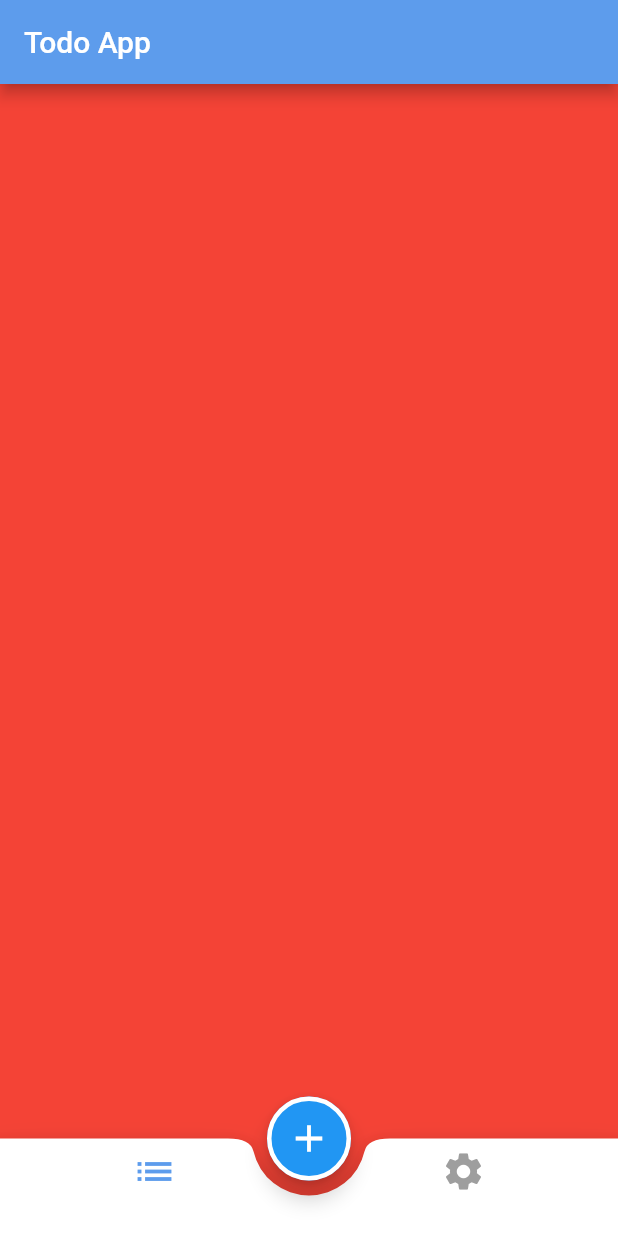
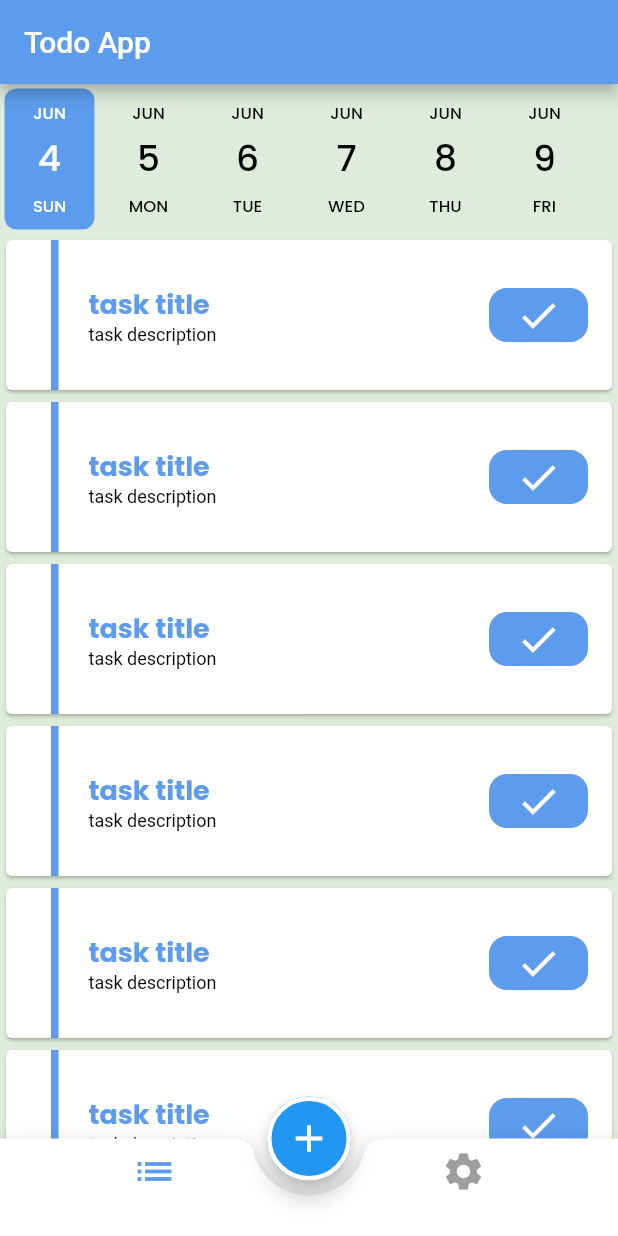
Before and after one commit to Segma3/todo_c8, a Flutter app: the screen it shows after launch, on a phone screen of 412 x 824 dp. Run offline on Flutter 3.47's test engine with Material 2 defaults, Android fonts, the light colour scheme and no system bars; drawn by our look-alikes of date_picker_timeline; our stand-ins replace google_fonts.

Commit message:
added tasks

```diff
--- a/lib/screens/tasks.dart
+++ b/lib/screens/tasks.dart
@@ -1,12 +1,39 @@
+import 'package:date_picker_timeline/date_picker_timeline.dart';
 import 'package:flutter/material.dart';
+import 'package:todo_c8/my_themes.dart';
+import 'package:todo_c8/screens/widgets/task_item.dart';
 
-class tasksTap extends StatelessWidget {
+class tasksTap extends StatefulWidget {
   const tasksTap({Key? key}) : super(key: key);
 
   @override
+  State<tasksTap> createState() => _tasksTapState();
+}
+
+class _tasksTapState extends State<tasksTap> {
+  DateTime date=DateTime.now();
+
+  @override
   Widget build(BuildContext context) {
-    return Container(
-      color: Colors.red,
+    return Column(
+      children: [
+        DatePicker(
+          DateTime.now(),
+          height: 100,
+          initialSelectedDate: DateTime.now(),
+          selectionColor: MyThemeData.lightColor,
+          selectedTextColor: Colors.white,
+          onDateChange: (newDate) {
+            // New date selected
+            setState(() {
+              date = newDate;
+            });
+          },
+        ),
+        Expanded(child: ListView.builder(itemBuilder: (context,index){
+          return taskItem();
+        },itemCount: 10,))
+      ],
     );
   }
 }
--- /dev/null
+++ b/lib/screens/widgets/task_item.dart
@@ -0,0 +1,42 @@
+import 'package:flutter/material.dart';
+import 'package:todo_c8/my_themes.dart';
+
+class taskItem extends StatelessWidget {
+  const taskItem({Key? key}) : super(key: key);
+
+  @override
+  Widget build(BuildContext context) {
+    return Card(
+      child: Row(
+        children: [
+          Container(
+            height: 100,
+            width: 5,
+            margin: EdgeInsets.only(left: 30),
+            color: MyThemeData.lightColor,
+          ),
+            Padding(
+              padding: EdgeInsets.all(20),
+              child: Column(
+                crossAxisAlignment: CrossAxisAlignment.start,
+                children: [
+                  Text('task title',style: Theme.of(context).textTheme.bodyMedium,),
+                  Text('task description',style: Theme.of(context).textTheme.bodySmall,),
+                ],
+              ),
+            ),
+          Spacer(),
+          Container(
+            margin: EdgeInsets.only(right: 16),
+            padding: EdgeInsets.symmetric(vertical: 3,horizontal: 18),
+            decoration: BoxDecoration(
+              color: MyThemeData.lightColor,
+              borderRadius: BorderRadius.circular(12),
+
+            ),
+              child: Icon(Icons.done,color: Colors.white,size: 30,)),
+        ],
+      ),
+    );
+  }
+}
--- a/pubspec.yaml
+++ b/pubspec.yaml
@@ -37,6 +37,7 @@ dependencies:
   # Use with the CupertinoIcons class for iOS style icons.
   cupertino_icons: ^1.0.2
   google_fonts: ^4.0.0
+  date_picker_timeline: ^1.2.3
 
 dev_dependencies:
   flutter_test:
```
Also changed, not shown: pubspec.lock.
